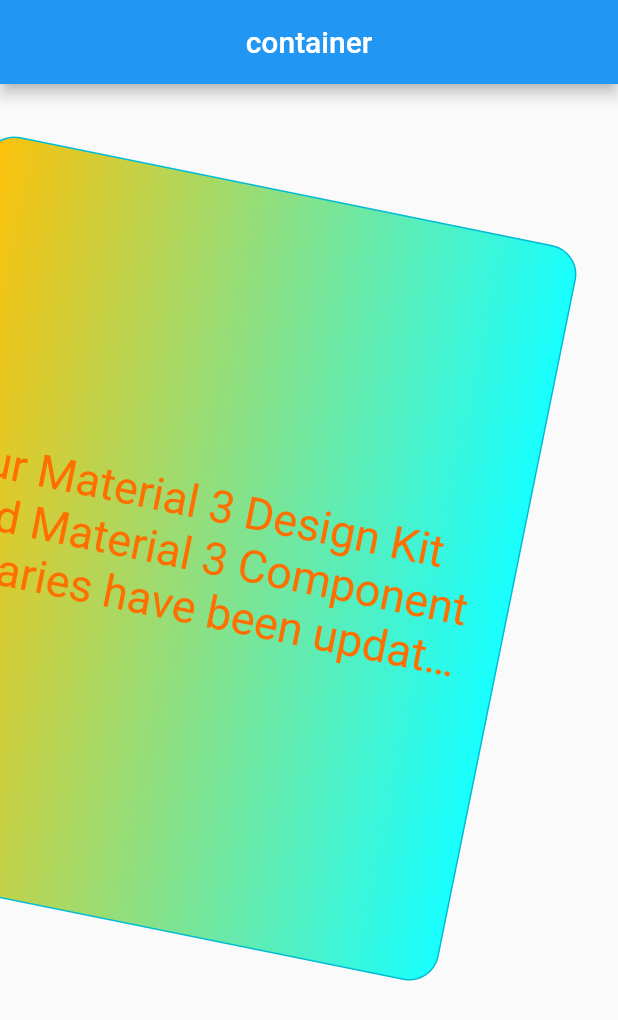
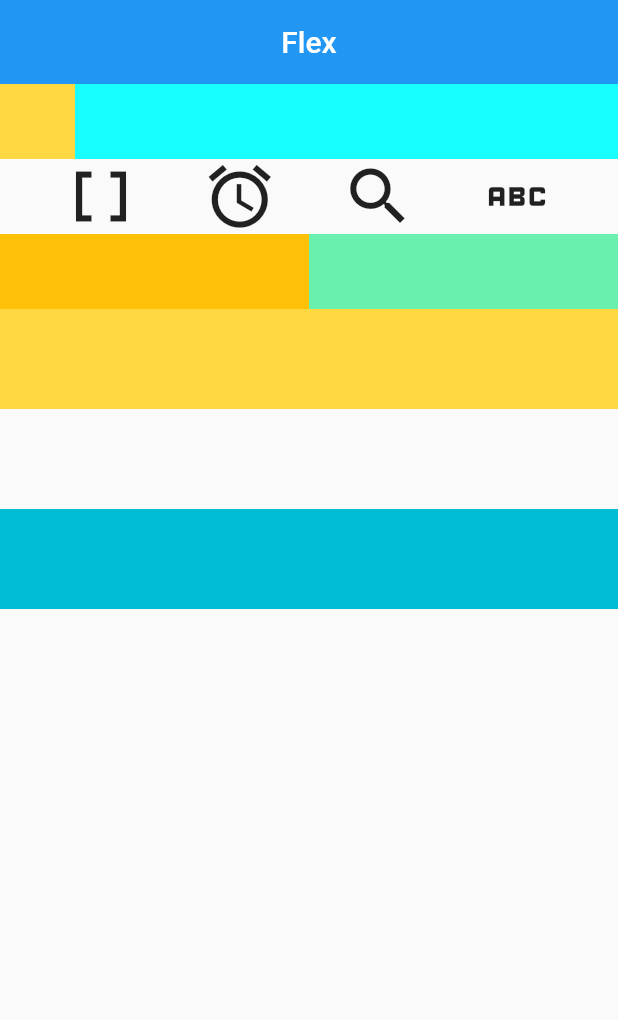
Before and after one commit to whistleStudio/Note, a Flutter app: the screen it shows after launch, on a phone screen of 412 x 824 dp. Shown: the top 1020 px of the screen. Run offline on Flutter 3.47's test engine with Material 2 defaults, Android fonts, the phone set to English and light mode, and no system bars.

Commit message:
202212271726

```diff
--- a/flut/lib/02_layout/01_Container.dart
+++ b/flut/lib/02_layout/01_Container.dart
@@ -18,6 +18,7 @@
 
   @override
   Widget build(BuildContext context) {
+    // Scaffold框架下，child为null时，宽高自动扩充至父元素大小;否则，为child大小
     return Container(
       child: Text(
         "Our Material 3 Design Kit and Material 3 Component libraries have been updated to reflect the new design tokens and their assigned roles. In Figma, Material Theme Builder generates these tokens as Figma",
--- /dev/null
+++ b/flut/lib/02_layout/03_Flex_Expanded.dart
@@ -0,0 +1,96 @@
+import 'package:flutter/material.dart';
+
+class Home extends StatelessWidget {
+  const Home({super.key});
+
+  @override
+  Widget build(BuildContext context) {
+    return Scaffold(
+      appBar: AppBar(
+        title: Text("Flex"),
+        centerTitle: true,
+        elevation: 0.0,
+      ),
+      body: FlexDemo(),
+    );
+  }
+}
+
+class FlexDemo extends StatelessWidget {
+  const FlexDemo({super.key});
+
+  @override
+  Widget build(BuildContext context) {
+    return Column(
+      children: [
+        Row(
+          children: [
+            Container(
+              color: Colors.amberAccent,
+              height: 50.0,
+              width: 50.0,
+            ),
+            Expanded(
+              child: Container(
+                color: Colors.cyanAccent,
+                height: 50.0,
+              )
+            )
+          ],
+        ),
+        Flex(
+          direction: Axis.horizontal,
+          mainAxisAlignment: MainAxisAlignment.spaceEvenly,
+          textDirection: TextDirection.rtl,
+          children: [
+            Icon(Icons.abc, size: 50),
+            Icon(Icons.search, size: 50),
+            Icon(Icons.alarm, size: 50),
+            Icon(Icons.data_array, size: 50),
+          ],
+        ),
+        Flex(
+          direction: Axis.horizontal,
+          children: [
+            // Expanded flex默认1
+            Expanded(
+              child: Container(
+                color: Colors.amber,
+                width: 100, // width失效
+                height: 50,
+              ),
+            ),
+            Expanded(
+              // flex: 2,
+              child: Container(
+                color: Colors.greenAccent,
+                height: 50,
+              )
+            )
+          ],
+        ),
+        Container(
+          height: 200,
+          child: Flex(
+            direction: Axis.vertical,
+            children: [
+              Expanded(
+                // Container不设置宽高，尽可能撑到最大，所以宽度是屏幕宽度
+                child: Container(
+                  color: Colors.amberAccent,
+                )
+              ),
+              // Spacer弹性布局中使用
+              Spacer(),
+              Expanded(
+                child: Container(
+                  color: Colors.cyan,
+                )
+              )
+            ],
+          ),
+        )
+      ],
+    );
+  }
+}
--- a/flut/lib/main.dart
+++ b/flut/lib/main.dart
@@ -1,8 +1,11 @@
 import 'package:flutter/material.dart';
 
+// import 'flutterTest.dart';
 // import '01_basic/01_Home.dart';
 // import '01_basic/02_Text.dart';
-import '02_layout/01_Container.dart';
+// import '02_layout/01_Container.dart';
+// import '02_layout/02_column_row.dart';
+import '02_layout/03_Flex_Expanded.dart';
 void main(List<String> args) {
   runApp(MyApp());
 }
```
Also changed, not shown: flut/lib/02_layout/02_Column_Row.dart (added, +50 -0 lines), flut/lib/flutterTest.dart (added, +43 -0 lines).
